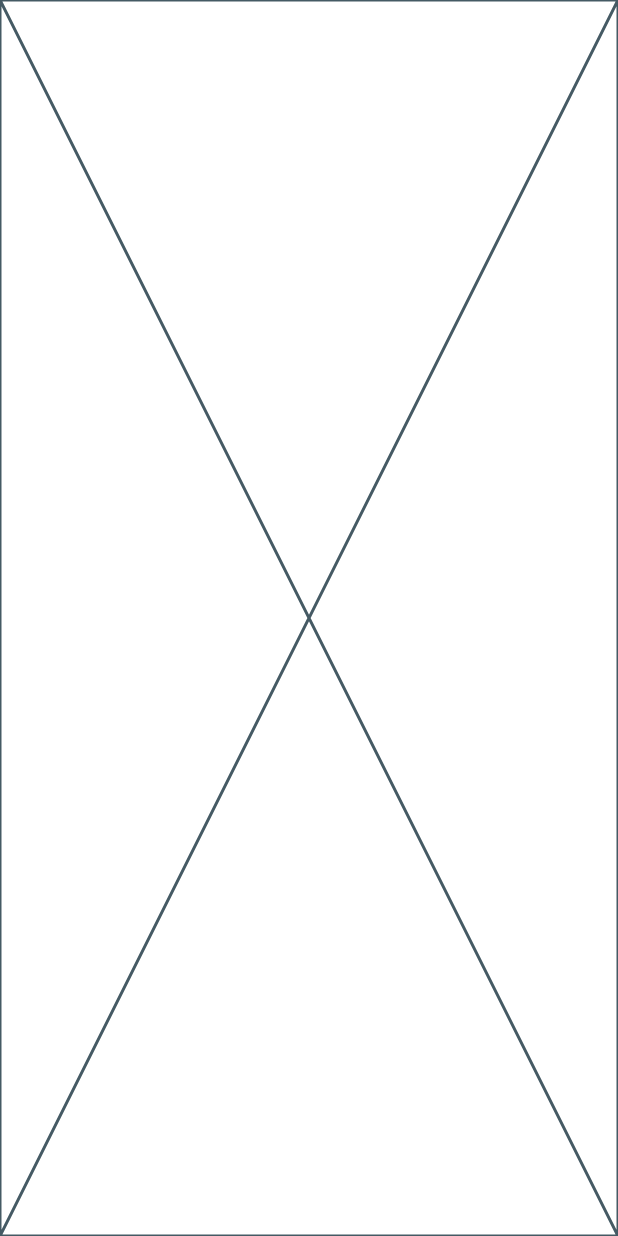
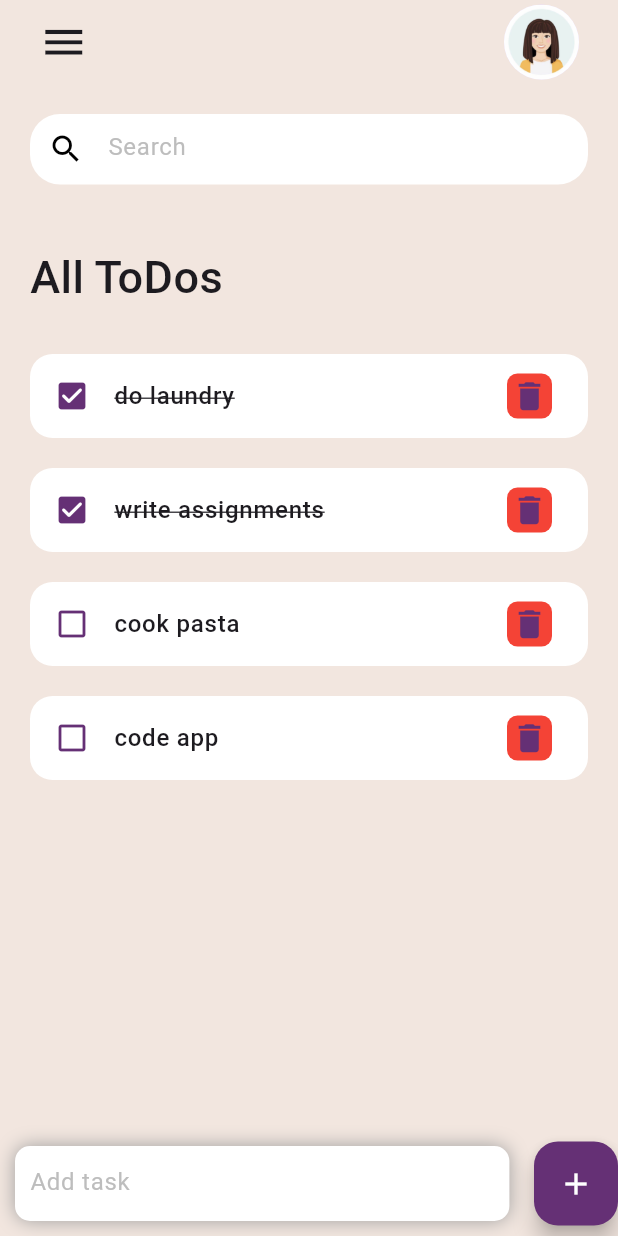
Before and after one commit to kirubha-malaiyappan/to-do-list, a Flutter app: the screen it shows after launch, on a phone screen of 412 x 824 dp. Run offline on Flutter 3.47's test engine with Material 3 defaults, Android fonts, the light colour scheme and no system bars.

Commit message:
Added add , search task

```diff
--- /dev/null
+++ b/lib/Screens/home_page.dart
@@ -0,0 +1,184 @@
+import 'package:flutter/material.dart';
+import 'package:practice_apps/Widgets/to_do_item.dart';
+import 'package:practice_apps/Widgets/to_do_obj.dart';
+import '../constants/app_styles.dart';
+
+
+class HomePage extends StatefulWidget {
+
+  const HomePage({super.key});
+
+  @override
+  State<HomePage> createState() => _HomePageState();
+}
+
+class _HomePageState extends State<HomePage> {
+  final _searchController = TextEditingController();
+  final todosList = ToDoObj.ListToDo();
+  List<ToDoObj> _foundToDo = [];
+  final _todoController = TextEditingController();
+
+  @override
+  void initState() {
+    _foundToDo = todosList;
+    super.initState();
+  }
+
+  void addVal(String task){
+    setState(() {
+      todosList.add(ToDoObj(id: DateTime.now().microsecondsSinceEpoch.toString(), text: task, isDone: false));
+      _todoController.clear();
+    });
+  }
+
+  void search(String task){
+    setState(() {
+      if (task.isEmpty) {
+      _foundToDo = todosList;
+    } else {
+      _foundToDo = todosList
+          .where((todo) => todo.text.toLowerCase().contains(task.toLowerCase()))
+          .toList();
+    }
+    });
+  }
+
+  @override
+  Widget build(BuildContext context) {
+     final size = MediaQuery.of(context).size;
+
+    return Scaffold(
+      backgroundColor: AppStyles.bgColor,
+      //AppBar
+      appBar: AppBar(
+        backgroundColor: AppStyles.bgColor,
+        title:  Row(
+
+          mainAxisAlignment: MainAxisAlignment.spaceBetween,
+          children: [
+
+            Container(
+              margin: const EdgeInsets.all(10),
+              child: const Icon(Icons.menu, size: 33,)
+              ),
+            Container(
+              margin:const  EdgeInsets.all(10),
+              child:
+              const CircleAvatar(backgroundImage: AssetImage("assets/images/avatar.jpg"),minRadius: 25,)
+              )
+          ],
+        ),
+      ),
+      body:   Stack(
+        children: [
+          Column(
+            mainAxisAlignment: MainAxisAlignment.start,
+            crossAxisAlignment: CrossAxisAlignment.start,
+            children: [
+             _SearchBar1(),
+
+            Expanded(child: ListView(
+              children: [
+                Container(
+                            padding: const EdgeInsets.all(20),
+
+                            child: const Text(
+                              'All ToDos',
+                              style: TextStyle(
+                                fontSize: 30,
+                                fontWeight: FontWeight.w500,
+                              ),
+                            ),
+                          ),
+                          for (ToDoObj todoo in _foundToDo)
+                              ToDoItem(todo: todoo, )
+              ],
+            ),
+            )
+
+            ],
+          ),
+           Align(
+            alignment: Alignment.bottomCenter,
+            child: Row(
+              mainAxisAlignment: MainAxisAlignment.spaceBetween,
+              children: [
+                Container(
+                  margin: const EdgeInsets.all(10),
+                  height: 50 ,
+                  width: size.width*0.8,
+                      decoration:  BoxDecoration(
+                        color: Colors.white,
+                        borderRadius: BorderRadius.circular(10),
+                        boxShadow: const [
+                          BoxShadow(
+                        color: Colors.grey,
+                        offset: Offset(0.0, 0.0),
+                        blurRadius: 10.0,
+                        spreadRadius: 0.0,
+                      ),
+
+                        ],
+
+                      ),
+                      child: TextField(
+                          controller : _todoController,
+                         decoration: InputDecoration(
+                  contentPadding: const EdgeInsets.all(10),
+
+                  hintText: "Add task ",
+                  hintStyle: TextStyle(color: Colors.grey[400]),
+                  border: InputBorder.none
+            ),
+                      ),
+                ),
+                FloatingActionButton(
+
+                  backgroundColor: AppStyles.buttonColor,
+                  onPressed: (){
+                      print("add");
+                      addVal( _todoController.text);
+                  },
+                  child: const Icon(
+                    Icons.add,
+                    color: Colors.white,),
+
+                  )
+              ],
+            ),
+            )
+        ],
+      ),
+    );
+  }
+
+
+  Widget _SearchBar1(){
+
+  return Container(
+            margin: const EdgeInsets.symmetric(vertical: 20, horizontal: 20),
+            //padding: EdgeInsets.all(10),
+
+            height: 47,
+            decoration: BoxDecoration(
+              color: Colors.white,
+              borderRadius: BorderRadius.circular(20)
+            ),
+            child:  TextField(
+              onTap: (){
+                search(_searchController.text);
+
+              },
+              decoration: InputDecoration(
+                  contentPadding: const  EdgeInsets.all(10),
+                  prefixIcon: const Icon(Icons.search, color: Colors.black,),
+                  hintText: "Search",
+                  hintStyle: TextStyle(color: Colors.grey[400]),
+                  border: InputBorder.none
+            ),
+            controller: _searchController,
+
+          ),
+          );
+}
+}
--- /dev/null
+++ b/lib/Widgets/to_do_item.dart
@@ -0,0 +1,82 @@
+import 'package:flutter/material.dart';
+import 'package:practice_apps/Widgets/to_do_obj.dart';
+
+import '../constants/app_styles.dart';
+
+class ToDoItem extends StatefulWidget {
+  final ToDoObj todo;
+  const ToDoItem({super.key, required this.todo});
+
+  @override
+  State<ToDoItem> createState() => _ToDoItemState();
+}
+
+class _ToDoItemState extends State<ToDoItem> {
+   var toDoList = ToDoObj.ListToDo();
+
+ void _onClicked(){
+
+  setState(() {
+    widget.todo.isDone = !widget.todo.isDone;
+  });
+ }
+
+
+
+
+  @override
+  Widget build(BuildContext context) {
+    return GestureDetector(
+      onTap: () {
+        _onClicked();
+
+      },
+      child: Container(
+        padding: EdgeInsets.symmetric(vertical: 10 , horizontal: 20),
+        child: ListTile(
+          leading: Icon(
+            widget.todo.isDone ?Icons.check_box_rounded : Icons.check_box_outline_blank,
+             color: AppStyles.buttonColor,
+             ),
+          title:  Text(
+            widget.todo.text ,
+             style:  TextStyle(
+                fontWeight: FontWeight.w500,
+                decoration: widget.todo.isDone ? TextDecoration.lineThrough : null,
+             ),
+            ),
+          trailing: Container(
+            height: 30,
+            width: 30,
+            decoration: BoxDecoration(
+              color: Colors.red,
+              borderRadius: BorderRadius.circular(7)
+            ),
+            child: Center(
+              child: IconButton(
+                 padding: EdgeInsets.zero,
+                 constraints: BoxConstraints(),
+                onPressed:
+                 (){
+                  print("deleting ${widget.todo.id}");
+
+                 },
+                 icon: const Icon(
+                  Icons.delete,
+                   color: AppStyles.buttonColor,
+                    size: 25,
+                    )
+                    ),
+            ),
+          ),
+          tileColor: Colors.white,
+          shape: RoundedRectangleBorder(
+            borderRadius: BorderRadius.circular(15)
+          ),
+
+
+        ),
+      ),
+    );
+  }
+}
--- /dev/null
+++ b/lib/Widgets/to_do_obj.dart
@@ -0,0 +1,21 @@
+class ToDoObj{
+    final String id;
+    final String text;
+    bool isDone;
+    ToDoObj(
+      {
+        required this.id,
+        required this.text,
+        required this.isDone,
+        }
+      );
+       static List<ToDoObj> ListToDo(){
+            return <ToDoObj>[
+        ToDoObj(id: "1", text: "do laundry", isDone: true),
+        ToDoObj(id: "2", text: "write assignments", isDone: true),
+        ToDoObj(id: "3", text: "cook pasta", isDone: false),
+        ToDoObj(id: "4", text: "code app", isDone: false),
+
+    ];
+}
+}
--- /dev/null
+++ b/lib/constants/app_styles.dart
@@ -0,0 +1,7 @@
+import 'package:flutter/material.dart';
+
+class AppStyles {
+  static const Color bgColor = Color(0xFFF2E6DF);
+  static const Color textboxColor = Color(0xFFEEDBD1);
+  static const Color buttonColor = Color(0xFF653075);
+}
--- a/lib/main.dart
+++ b/lib/main.dart
@@ -1,4 +1,5 @@
 import 'package:flutter/material.dart';
+import 'package:practice_apps/Screens/home_page.dart';
 
 void main() {
   runApp(const MyApp());
@@ -9,6 +10,10 @@ class MyApp extends StatelessWidget {
 
   @override
   Widget build(BuildContext context) {
-    return const Placeholder();
+    return const MaterialApp(
+
+      debugShowCheckedModeBanner: false,
+      home: HomePage(),
+    );
   }
 }
--- a/pubspec.yaml
+++ b/pubspec.yaml
@@ -59,8 +59,8 @@ flutter:
   uses-material-design: true
 
   # To add assets to your application, add an assets section, like this:
-  # assets:
-  #   - images/a_dot_burr.jpeg
+  assets:
+    - assets/images/
   #   - images/a_dot_ham.jpeg
 
   # An image asset can refer to one or more resolution-specific "variants", see
```
Also changed, not shown: assets/images/avatar.jpg (added).
